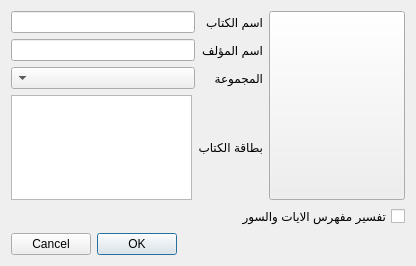
First picture: the form in qbooks/ui/dialogupdat.ui, repository mahmoudbahaa/elkirtasse, before the edit.
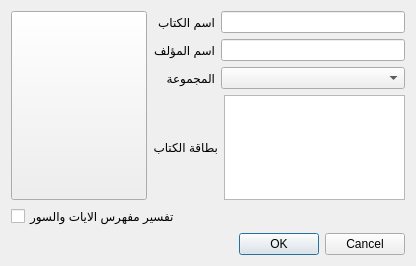
Second picture: the form after the edit. Icons and pictures are not drawn.

The edit to the form file:
```diff
--- a/qbooks/ui/dialogupdat.ui
+++ b/qbooks/ui/dialogupdat.ui
@@ -13,9 +13,6 @@
   <property name="windowTitle">
    <string>تعديل بيانات الكتاب</string>
   </property>
-  <property name="layoutDirection">
-   <enum>Qt::RightToLeft</enum>
-  </property>
   <layout class="QVBoxLayout" name="verticalLayout_2">
    <item>
     <layout class="QHBoxLayout" name="horizontalLayout_2">
```
